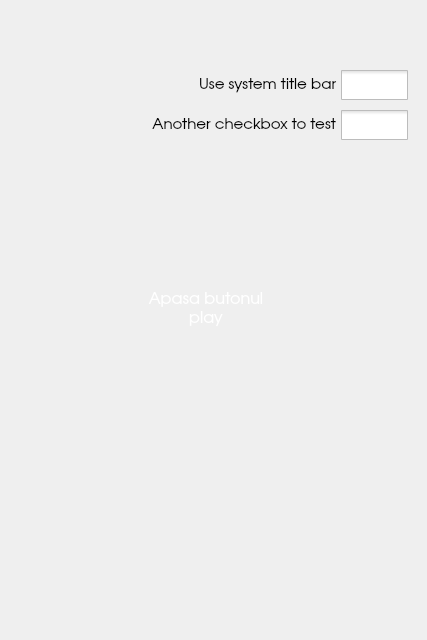
First picture: the form in mainwindow.ui, repository micku7zu/QtOneFM, before the edit.
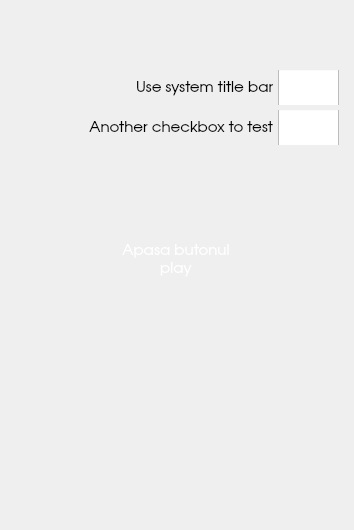
Second picture: the form after the edit. Icons and pictures are not drawn.

```diff
--- a/mainwindow.ui
+++ b/mainwindow.ui
@@ -2,36 +2,24 @@
 <ui version="4.0">
  <class>MainWindow</class>
  <widget class="QMainWindow" name="MainWindow">
-  <property name="windowModality">
-   <enum>Qt::NonModal</enum>
-  </property>
-  <property name="enabled">
-   <bool>true</bool>
-  </property>
   <property name="geometry">
    <rect>
     <x>0</x>
     <y>0</y>
-    <width>427</width>
-    <height>640</height>
+    <width>354</width>
+    <height>530</height>
    </rect>
   </property>
-  <property name="sizePolicy">
-   <sizepolicy hsizetype="Fixed" vsizetype="Fixed">
-    <horstretch>0</horstretch>
-    <verstretch>0</verstretch>
-   </sizepolicy>
-  </property>
   <property name="minimumSize">
    <size>
-    <width>427</width>
-    <height>640</height>
+    <width>354</width>
+    <height>530</height>
    </size>
   </property>
   <property name="maximumSize">
    <size>
-    <width>427</width>
-    <height>640</height>
+    <width>354</width>
+    <height>530</height>
    </size>
   </property>
   <property name="sizeIncrement">
@@ -60,19 +48,16 @@
    <string notr="true"/>
   </property>
   <widget class="QWidget" name="centralWidget">
-   <property name="enabled">
-    <bool>true</bool>
-   </property>
-   <property name="sizePolicy">
-    <sizepolicy hsizetype="Fixed" vsizetype="Fixed">
-     <horstretch>0</horstretch>
-     <verstretch>0</verstretch>
-    </sizepolicy>
+   <property name="minimumSize">
+    <size>
+     <width>354</width>
+     <height>530</height>
+    </size>
    </property>
    <property name="maximumSize">
     <size>
-     <width>427</width>
-     <height>640</height>
+     <width>354</width>
+     <height>530</height>
     </size>
    </property>
    <property name="baseSize">
@@ -96,22 +81,22 @@
     </property>
     <property name="geometry">
      <rect>
-      <x>380</x>
+      <x>314</x>
       <y>10</y>
-      <width>37</width>
-      <height>30</height>
+      <width>33</width>
+      <height>27</height>
      </rect>
     </property>
     <property name="minimumSize">
      <size>
-      <width>37</width>
-      <height>0</height>
+      <width>33</width>
+      <height>27</height>
      </size>
     </property>
     <property name="maximumSize">
      <size>
-      <width>37</width>
-      <height>16777215</height>
+      <width>33</width>
+      <height>27</height>
      </size>
     </property>
     <property name="cursor">
@@ -139,10 +124,10 @@
    <widget class="QToolButton" name="buttonLogo">
     <property name="geometry">
      <rect>
-      <x>10</x>
-      <y>270</y>
-      <width>100</width>
-      <height>100</height>
+      <x>7</x>
+      <y>208</y>
+      <width>91</width>
+      <height>91</height>
      </rect>
     </property>
     <property name="cursor">
@@ -166,10 +151,10 @@
    <widget class="QToolButton" name="buttonVolumeUp">
     <property name="geometry">
      <rect>
-      <x>342</x>
-      <y>135</y>
-      <width>34</width>
-      <height>29</height>
+      <x>292</x>
+      <y>124</y>
+      <width>31</width>
+      <height>21</height>
      </rect>
     </property>
     <property name="minimumSize">
@@ -205,10 +190,10 @@
    <widget class="QToolButton" name="buttonVolumeDown">
     <property name="geometry">
      <rect>
-      <x>345</x>
-      <y>490</y>
-      <width>27</width>
-      <height>27</height>
+      <x>296</x>
+      <y>426</y>
+      <width>21</width>
+      <height>21</height>
      </rect>
     </property>
     <property name="minimumSize">
@@ -244,22 +229,22 @@
    <widget class="QSlider" name="sliderVolume">
     <property name="geometry">
      <rect>
-      <x>330</x>
-      <y>170</y>
+      <x>285</x>
+      <y>150</y>
       <width>60</width>
-      <height>312</height>
+      <height>272</height>
      </rect>
     </property>
     <property name="minimumSize">
      <size>
-      <width>60</width>
-      <height>312</height>
+      <width>0</width>
+      <height>0</height>
      </size>
     </property>
     <property name="maximumSize">
      <size>
-      <width>62</width>
-      <height>16777215</height>
+      <width>60</width>
+      <height>272</height>
      </size>
     </property>
     <property name="cursor">
@@ -299,6 +284,24 @@
 }
 </string>
     </property>
+    <property name="minimum">
+     <number>1</number>
+    </property>
+    <property name="maximum">
+     <number>99</number>
+    </property>
+    <property name="singleStep">
+     <number>1</number>
+    </property>
+    <property name="value">
+     <number>1</number>
+    </property>
+    <property name="sliderPosition">
+     <number>1</number>
+    </property>
+    <property name="tracking">
+     <bool>true</bool>
+    </property>
     <property name="orientation">
      <enum>Qt::Vertical</enum>
     </property>
@@ -306,10 +309,10 @@
    <widget class="QLabel" name="labelCenter">
     <property name="geometry">
      <rect>
-      <x>110</x>
+      <x>97</x>
       <y>10</y>
-      <width>192</width>
-      <height>616</height>
+      <width>160</width>
+      <height>510</height>
      </rect>
     </property>
     <property name="styleSheet">
@@ -322,10 +325,10 @@
    <widget class="QToolButton" name="buttonPlay">
     <property name="geometry">
      <rect>
-      <x>146</x>
-      <y>460</y>
-      <width>120</width>
-      <height>120</height>
+      <x>128</x>
+      <y>386</y>
+      <width>98</width>
+      <height>98</height>
      </rect>
     </property>
     <property name="cursor">
@@ -352,10 +355,10 @@
     </property>
     <property name="geometry">
      <rect>
-      <x>170</x>
-      <y>360</y>
-      <width>73</width>
-      <height>73</height>
+      <x>143</x>
+      <y>300</y>
+      <width>61</width>
+      <height>61</height>
      </rect>
     </property>
     <property name="mouseTracking">
@@ -379,8 +382,8 @@
    <widget class="QLabel" name="labelCurrentArtist">
     <property name="geometry">
      <rect>
-      <x>136</x>
-      <y>280</y>
+      <x>106</x>
+      <y>230</y>
       <width>140</width>
       <height>63</height>
      </rect>
@@ -388,7 +391,7 @@
     <property name="font">
      <font>
       <family>URW Gothic L</family>
-      <pointsize>12</pointsize>
+      <pointsize>11</pointsize>
       <weight>50</weight>
       <bold>false</bold>
      </font>
@@ -422,10 +425,10 @@
     </property>
     <property name="geometry">
      <rect>
-      <x>190</x>
-      <y>185</y>
-      <width>35</width>
-      <height>37</height>
+      <x>161</x>
+      <y>160</y>
+      <width>31</width>
+      <height>31</height>
      </rect>
     </property>
     <property name="focusPolicy">
@@ -446,10 +449,10 @@
    <widget class="QPushButton" name="buttonTopLogo">
     <property name="geometry">
      <rect>
-      <x>116</x>
-      <y>10</y>
-      <width>180</width>
-      <height>180</height>
+      <x>106</x>
+      <y>14</y>
+      <width>140</width>
+      <height>140</height>
      </rect>
     </property>
     <property name="cursor">
@@ -480,10 +483,10 @@
    <widget class="QLabel" name="labelLive">
     <property name="geometry">
      <rect>
-      <x>124</x>
-      <y>240</y>
-      <width>164</width>
-      <height>40</height>
+      <x>110</x>
+      <y>200</y>
+      <width>131</width>
+      <height>31</height>
      </rect>
     </property>
     <property name="styleSheet">
@@ -496,10 +499,10 @@
    <widget class="QLabel" name="labelHearth">
     <property name="geometry">
      <rect>
-      <x>255</x>
-      <y>465</y>
-      <width>16</width>
-      <height>16</height>
+      <x>220</x>
+      <y>370</y>
+      <width>13</width>
+      <height>13</height>
      </rect>
     </property>
     <property name="styleSheet">
@@ -512,8 +515,8 @@
    <widget class="QLabel" name="labelCurrentSong">
     <property name="geometry">
      <rect>
-      <x>136</x>
-      <y>352</y>
+      <x>106</x>
+      <y>294</y>
       <width>140</width>
       <height>51</height>
      </rect>
@@ -521,7 +524,7 @@
     <property name="font">
      <font>
       <family>URW Gothic L</family>
-      <pointsize>12</pointsize>
+      <pointsize>11</pointsize>
       <weight>50</weight>
       <bold>false</bold>
      </font>
@@ -552,12 +555,24 @@
    <widget class="QWidget" name="widgetMenu" native="true">
     <property name="geometry">
      <rect>
-      <x>107</x>
+      <x>38</x>
       <y>20</y>
       <width>311</width>
       <height>441</height>
      </rect>
     </property>
+    <property name="minimumSize">
+     <size>
+      <width>311</width>
+      <height>441</height>
+     </size>
+    </property>
+    <property name="maximumSize">
+     <size>
+      <width>311</width>
+      <height>441</height>
+     </size>
+    </property>
     <property name="styleSheet">
      <string notr="true">border: none;
 margin: 0px;
@@ -571,7 +586,7 @@
        <x>20</x>
        <y>50</y>
        <width>281</width>
-       <height>30</height>
+       <height>35</height>
       </rect>
      </property>
      <property name="font">
@@ -595,16 +610,19 @@
  }
 
  QCheckBox::indicator {
-     width: 67px;
-     height: 30px;
+     width: 53px;
+     height: 35px;
+	 margin:9px 5px 3px 3px;
  }
 
  QCheckBox::indicator:unchecked {
-     image: url(:/images/checkbox_unchecked.png);
+     background-image: url(:/images/checkbox.png);
+     background-position:right center;
  }
 
  QCheckBox::indicator:checked {
-     image: url(:/images/checkbox_checked.png);
+     background-image: url(:/images/checkbox.png);
+     background-position:left center;
  }
 </string>
      </property>
@@ -618,7 +636,7 @@
        <x>20</x>
        <y>90</y>
        <width>281</width>
-       <height>30</height>
+       <height>35</height>
       </rect>
      </property>
      <property name="font">
@@ -642,16 +660,19 @@
  }
 
  QCheckBox::indicator {
-     width: 67px;
-     height: 30px;
+     width: 53px;
+     height: 35px;
+	 margin:9px 5px 3px 3px;
  }
 
  QCheckBox::indicator:unchecked {
-     image: url(:/images/checkbox_unchecked.png);
+     background-image: url(:/images/checkbox.png);
+     background-position:right center;
  }
 
  QCheckBox::indicator:checked {
-     image: url(:/images/checkbox_checked.png);
+     background-image: url(:/images/checkbox.png);
+     background-position:left center;
  }
 
 </string>
@@ -666,10 +687,22 @@
      <rect>
       <x>0</x>
       <y>0</y>
-      <width>24</width>
-      <height>24</height>
+      <width>26</width>
+      <height>26</height>
      </rect>
     </property>
+    <property name="minimumSize">
+     <size>
+      <width>26</width>
+      <height>26</height>
+     </size>
+    </property>
+    <property name="maximumSize">
+     <size>
+      <width>26</width>
+      <height>26</height>
+     </size>
+    </property>
     <property name="cursor">
      <cursorShape>ArrowCursor</cursorShape>
     </property>
@@ -679,8 +712,8 @@
     <property name="styleSheet">
      <string notr="true">QToolButton{
 border: none;
-width:24px;
-height:24px;
+width:26px;
+height:26px;
 margin: 0px;
 padding: 0px;
 background-image: url(:/images/close-icon.png)
@@ -697,10 +730,10 @@
    <widget class="QToolButton" name="buttonMinimize">
     <property name="geometry">
      <rect>
-      <x>24</x>
+      <x>26</x>
       <y>0</y>
-      <width>24</width>
-      <height>24</height>
+      <width>26</width>
+      <height>26</height>
      </rect>
     </property>
     <property name="cursor">
@@ -712,8 +745,8 @@
     <property name="styleSheet">
      <string notr="true">QToolButton{
 border: none;
-width:24px;
-height:24px;
+width:26px;
+height:26px;
 margin: 0px;
 padding: 0px;
 background-image: url(:/images/minimize-icon.png)
@@ -731,9 +764,9 @@
     <property name="geometry">
      <rect>
       <x>10</x>
-      <y>580</y>
-      <width>105</width>
-      <height>52</height>
+      <y>480</y>
+      <width>85</width>
+      <height>42</height>
      </rect>
     </property>
     <property name="cursor">
@@ -750,10 +783,13 @@
     </property>
    </widget>
    <widget class="QToolButton" name="topLogoTip">
+    <property name="enabled">
+     <bool>false</bool>
+    </property>
     <property name="geometry">
      <rect>
-      <x>156</x>
-      <y>5</y>
+      <x>125</x>
+      <y>6</y>
       <width>103</width>
       <height>38</height>
      </rect>
@@ -770,6 +806,11 @@
       <height>38</height>
      </size>
     </property>
+    <property name="font">
+     <font>
+      <pointsize>8</pointsize>
+     </font>
+    </property>
     <property name="styleSheet">
      <string notr="true">background:none;
 background-image:url(:/images/onefmro.png) top center;
@@ -785,8 +826,8 @@
    <widget class="QToolButton" name="changeRadioTip">
     <property name="geometry">
      <rect>
-      <x>11</x>
-      <y>252</y>
+      <x>5</x>
+      <y>184</y>
       <width>97</width>
       <height>35</height>
      </rect>
```
Left out of the diff: 53 changed lines with no effect on the pictures.
